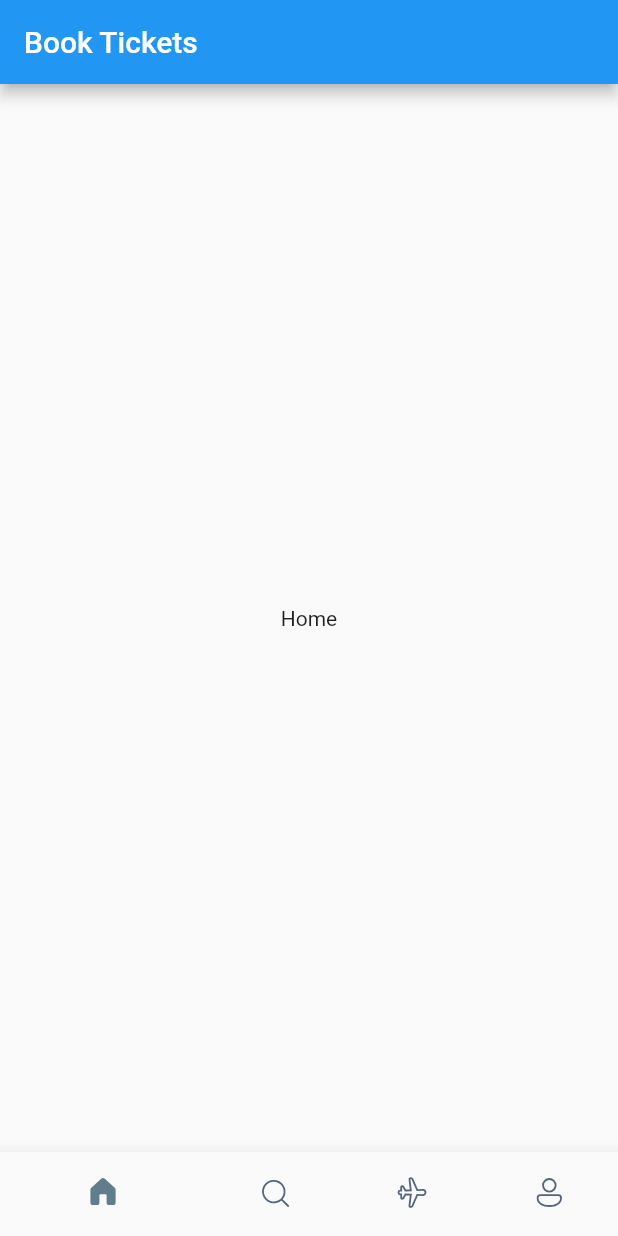
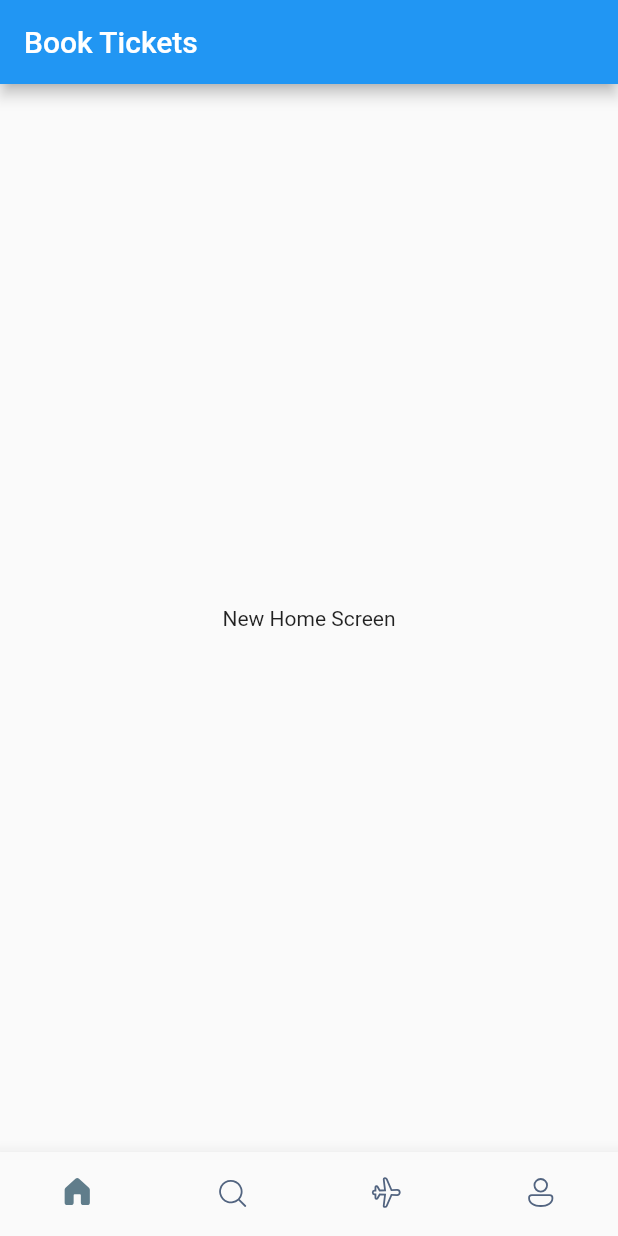
Before and after one commit to nhuthq/booktickets_flutter, a Flutter app: the screen it shows after launch, on a phone screen of 412 x 824 dp. Run offline on Flutter 3.47's test engine with Material 2 defaults, Android fonts, the phone set to English and light mode, and no system bars; our stand-ins replace fluentui_system_icons.

Commit message:
add Home,Search,Tickets,Profile screens

```diff
--- a/booktickets/lib/screens/bottom_bar.dart
+++ b/booktickets/lib/screens/bottom_bar.dart
@@ -1,3 +1,7 @@
+import 'package:booktickets/screens/home_screen.dart';
+import 'package:booktickets/screens/profile_screen.dart';
+import 'package:booktickets/screens/search_screen.dart';
+import 'package:booktickets/screens/tickets_screen.dart';
 import 'package:flutter/material.dart';
 import 'package:fluentui_system_icons/fluentui_system_icons.dart';
 
@@ -11,10 +15,10 @@ class BottomBar extends StatefulWidget {
 class _BottomBarState extends State<BottomBar> {
   int _selectedTabIndex = 0;
   static final List<Widget> _widgetOptions = <Widget>[
-    const Text("Home"),
-    const Text("Search"),
-    const Text("Tickets"),
-    const Text("Profile"),
+    const HomeScreen(),
+    const SearchScreen(),
+    const TicketsScreen(),
+    const ProfileScreen()
   ];
 
   void _onItemTapped(int index) {
@@ -36,6 +40,7 @@ class _BottomBarState extends State<BottomBar> {
         currentIndex: _selectedTabIndex,
         onTap: _onItemTapped,
         elevation: 10,
+        type: BottomNavigationBarType.fixed,
         showSelectedLabels: false,
         showUnselectedLabels: false,
         selectedItemColor: Colors.blueGrey,
--- /dev/null
+++ b/booktickets/lib/screens/home_screen.dart
@@ -0,0 +1,14 @@
+import 'package:flutter/material.dart';
+import 'package:flutter/src/widgets/framework.dart';
+import 'package:flutter/src/widgets/placeholder.dart';
+
+class HomeScreen extends StatelessWidget {
+  const HomeScreen({super.key});
+
+  @override
+  Widget build(BuildContext context) {
+    return const Center(
+      child: Text("New Home Screen"),
+    );
+  }
+}
```
Also changed, not shown: booktickets/lib/screens/profile_screen.dart (added, +14 -0 lines), booktickets/lib/screens/search_screen.dart (added, +14 -0 lines), booktickets/lib/screens/tickets_screen.dart (added, +14 -0 lines).
